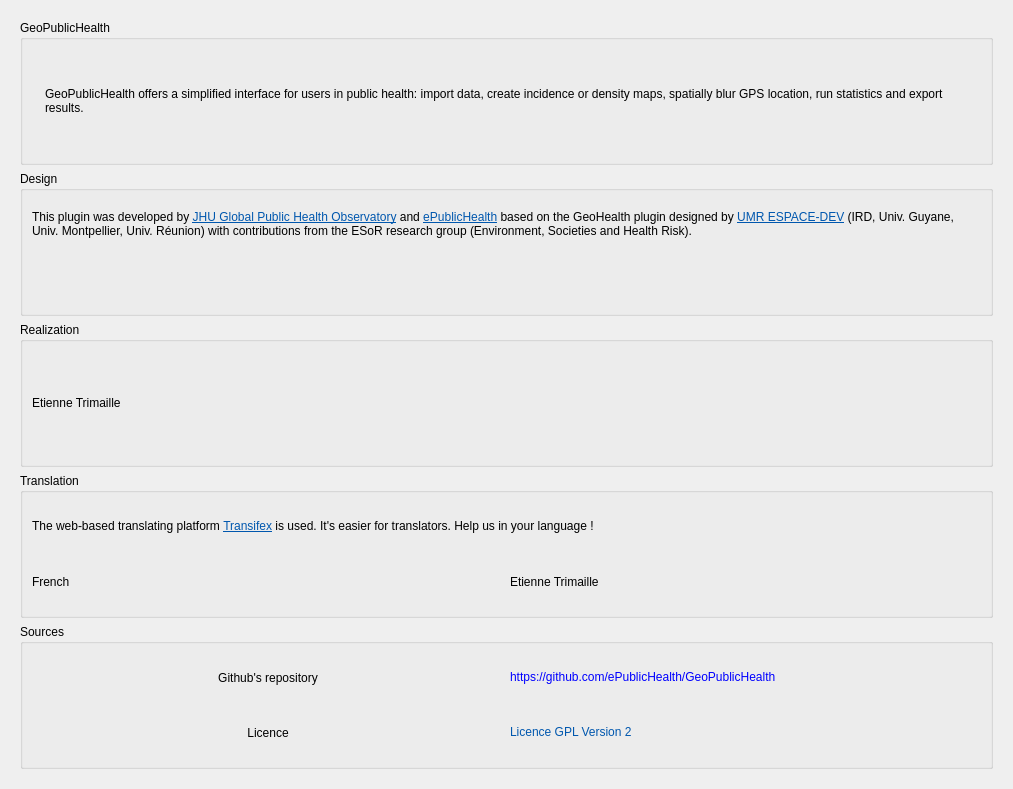
Qt form src/ui/default/about.ui (Gustry/GeoHealth) before a commit.
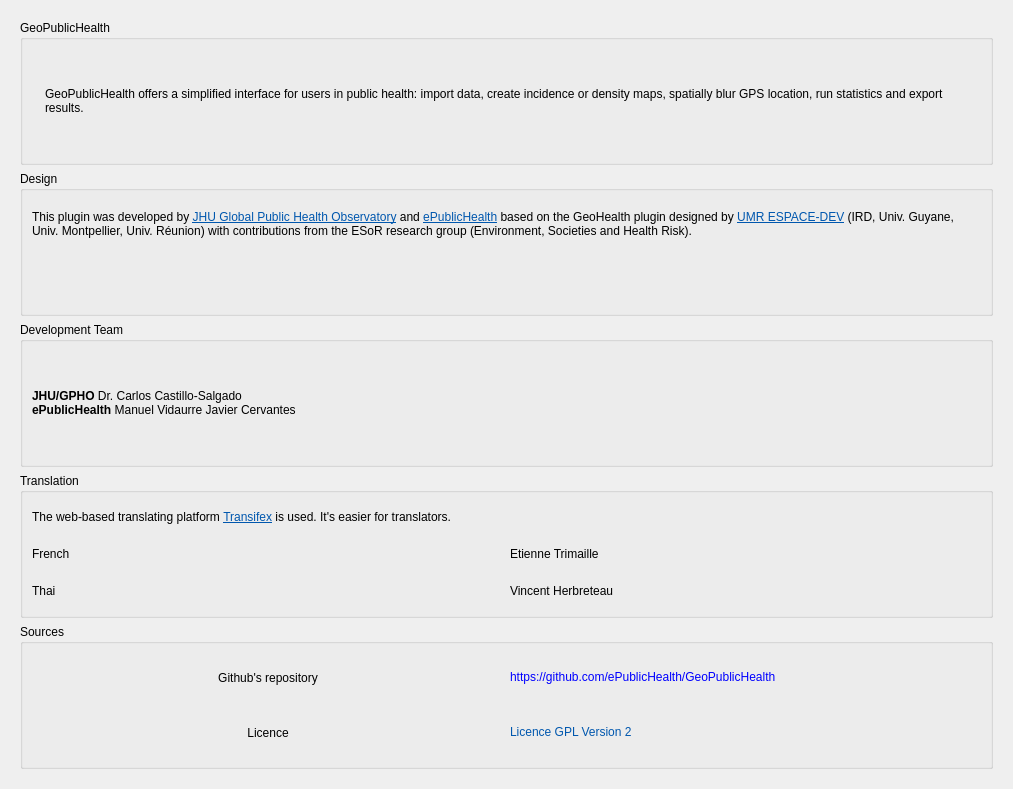
The same form after that commit. Icons and pictures are not drawn.

Commit message: Recreating the plugin

```diff
--- a/src/ui/default/about.ui
+++ b/src/ui/default/about.ui
@@ -98,6 +98,9 @@
            <layout class="QHBoxLayout" name="horizontalLayout">
             <item>
              <widget class="QLabel" name="logo_ird">
+              <property name="enabled">
+               <bool>true</bool>
+              </property>
               <property name="text">
                <string notr="true"/>
               </property>
@@ -116,8 +119,8 @@
              </widget>
             </item>
             <item>
-             <layout class="QVBoxLayout" name="verticalLayout_6">
-              <item>
+             <layout class="QGridLayout" name="gridLayout">
+              <item row="1" column="0">
                <widget class="QLabel" name="logo_umr">
                 <property name="sizePolicy">
                  <sizepolicy hsizetype="Minimum" vsizetype="Minimum">
@@ -152,7 +155,7 @@
        <item>
         <widget class="QGroupBox" name="groupBox_2">
          <property name="title">
-          <string>Realization</string>
+          <string>Development Team</string>
          </property>
          <layout class="QVBoxLayout" name="verticalLayout_4">
           <item>
@@ -162,7 +165,10 @@
               <item>
                <widget class="QLabel" name="label_11">
                 <property name="text">
-                 <string notr="true">&lt;a href=&quot;mailto:etienne@trimaille.eu?subject=Plugin GeoHealth&quot; style=&quot;text-decoration:none;&quot;&gt;Etienne Trimaille&lt;/a&gt;</string>
+                 <string notr="true">&lt;strong&gt;JHU/GPHO&lt;/strong&gt; &lt;a href=&quot;mailto:ccastil3@jhu.edu?subject=Plugin GeoPublicHealth&quot; style=&quot;text-decoration:none;&quot;&gt;Dr. Carlos Castillo-Salgado&lt;/a&gt;&lt;br /&gt;
+&lt;strong&gt;ePublicHealth&lt;/strong&gt;
+&lt;a href=&quot;mailto:manuel@epublichealth.co?subject=Plugin GeoPublicHealth&quot; style=&quot;text-decoration:none;&quot;&gt;Manuel Vidaurre&lt;/a&gt;
+&lt;a href=&quot;mailto:javier@epublichealth.co?subject=Plugin GeoPublicHealth&quot; style=&quot;text-decoration:none;&quot;&gt;Javier Cervantes&lt;/a&gt;</string>
                 </property>
                 <property name="wordWrap">
                  <bool>true</bool>
@@ -185,7 +191,7 @@
           <item>
            <widget class="QLabel" name="label">
             <property name="text">
-             <string>&lt;html&gt;&lt;head/&gt;&lt;body&gt;&lt;p&gt;The web-based translating platform &lt;a href=&quot;https://www.transifex.com/geohealth/&quot;&gt;&lt;span style=&quot; text-decoration: underline; color:#0057ae;&quot;&gt;Transifex&lt;/span&gt;&lt;/a&gt; is used. It's easier for translators. Help us in your language !&lt;/p&gt;&lt;/body&gt;&lt;/html&gt;</string>
+             <string>&lt;html&gt;&lt;head/&gt;&lt;body&gt;&lt;p&gt;The web-based translating platform &lt;a href=&quot;https://www.transifex.com/geopublichealth/&quot;&gt;&lt;span style=&quot; text-decoration: underline; color:#0057ae;&quot;&gt;Transifex&lt;/span&gt;&lt;/a&gt; is used. It's easier for translators.&lt;/p&gt;&lt;/body&gt;&lt;/html&gt;</string>
             </property>
             <property name="wordWrap">
              <bool>true</bool>
@@ -219,6 +225,30 @@
             </item>
            </layout>
           </item>
+          <item>
+           <layout class="QHBoxLayout" name="horizontalLayout_3">
+            <item>
+             <widget class="QLabel" name="label_10">
+              <property name="text">
+               <string>Thai</string>
+              </property>
+              <property name="wordWrap">
+               <bool>true</bool>
+              </property>
+             </widget>
+            </item>
+            <item>
+             <widget class="QLabel" name="label_4">
+              <property name="text">
+               <string notr="true">Vincent Herbreteau</string>
+              </property>
+              <property name="wordWrap">
+               <bool>true</bool>
+              </property>
+             </widget>
+            </item>
+           </layout>
+          </item>
          </layout>
         </widget>
        </item>
```
Left out of the diff: 35 changed lines with no effect on the pictures. The commit also changes 185 other files.
